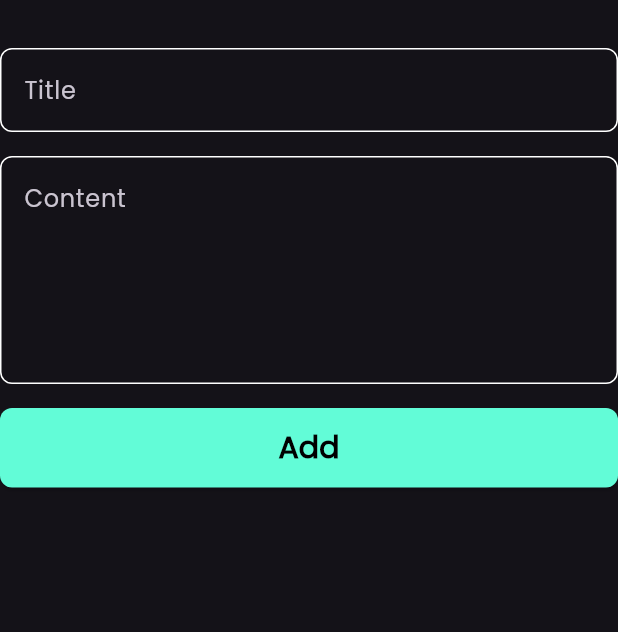
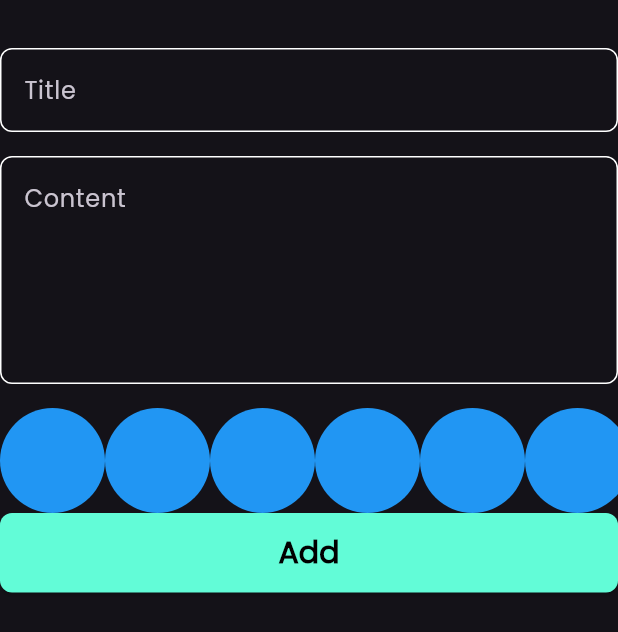
Before and after one commit to MohamedHussein20/Notes_App_Flutter, a Flutter app: the AddNoteForm widget shown alone on an empty page, opened directly, on a phone screen of 412 x 824 dp. Shown: the top 632 px of the screen. Run offline on Flutter 3.47's test engine with Material 3 defaults, Android fonts, the phone set to English and light mode, and no system bars; our stand-ins replace bloc, flutter_bloc, hive, hive_flutter; accounts and stored records are empty.

Commit message:
create colors list view

```diff
--- a/lib/widgets/add_note_form.dart
+++ b/lib/widgets/add_note_form.dart
@@ -4,6 +4,7 @@ import 'package:intl/intl.dart';
 import 'package:notes_app/cubits/add_note_cubit/add_note_cubit.dart';
 import 'package:notes_app/models/note_model.dart';
 import 'package:notes_app/widgets/add_note_button.dart';
+import 'package:notes_app/widgets/colors_listview.dart';
 import 'package:notes_app/widgets/custom_textfield.dart';
 
 class AddNoteForm extends StatefulWidget {
@@ -42,6 +43,7 @@ class _AddNoteFormState extends State<AddNoteForm> {
             },
           ),
           SizedBox(height: 16),
+          ColorsListView(),
           BlocBuilder<AddNoteCubit, AddNoteState>(
             builder: (context, state) {
               return AddNoteButton(
@@ -50,7 +52,9 @@ class _AddNoteFormState extends State<AddNoteForm> {
                   if (formKey.currentState!.validate()) {
                     formKey.currentState!.save();
                     var currentDate = DateTime.now();
-                    var formattedCurrentDate = DateFormat.yMd().format(currentDate);
+                    var formattedCurrentDate = DateFormat.yMd().format(
+                      currentDate,
+                    );
                     Note note = Note(
                       title: title!,
                       subtitle: subtitle!,
--- /dev/null
+++ b/lib/widgets/color_item.dart
@@ -0,0 +1,10 @@
+import 'package:flutter/material.dart';
+
+class ColorItem extends StatelessWidget {
+  const ColorItem({super.key});
+
+  @override
+  Widget build(BuildContext context) {
+    return CircleAvatar(radius: 35, backgroundColor: Colors.blue);
+  }
+}
--- /dev/null
+++ b/lib/widgets/colors_listview.dart
@@ -0,0 +1,20 @@
+import 'package:flutter/material.dart';
+import 'package:notes_app/widgets/color_item.dart';
+
+class ColorsListView extends StatelessWidget {
+  const ColorsListView({super.key});
+
+  @override
+  Widget build(BuildContext context) {
+    return SizedBox(
+      height: 70,
+      child: ListView.builder(
+        scrollDirection: Axis.horizontal,
+        itemCount: 10,
+        itemBuilder: (context, index) {
+          return ColorItem();
+        },
+      ),
+    );
+  }
+}
```
